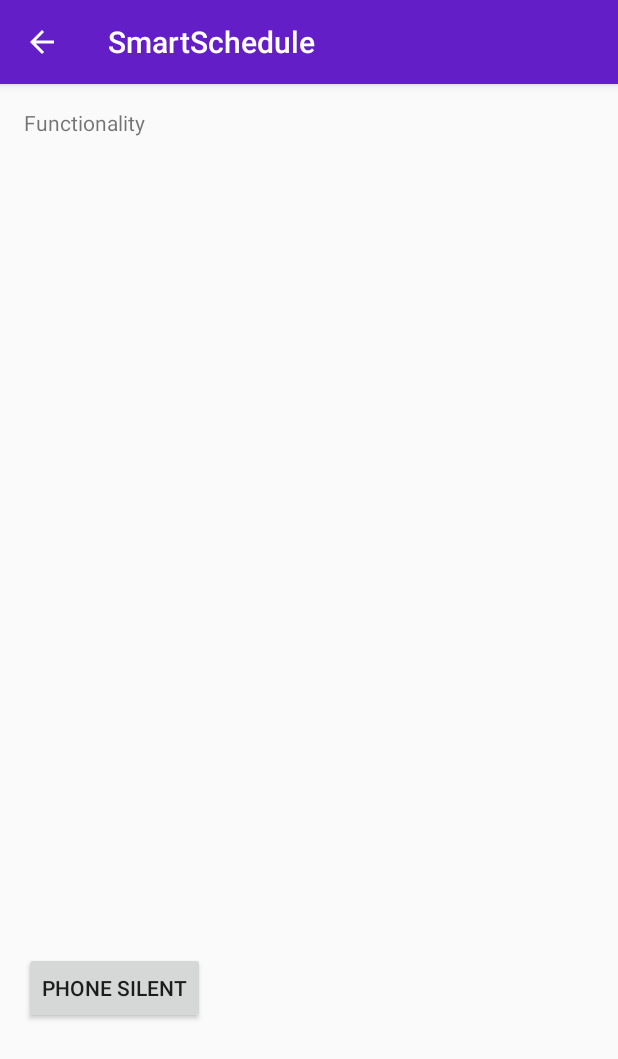
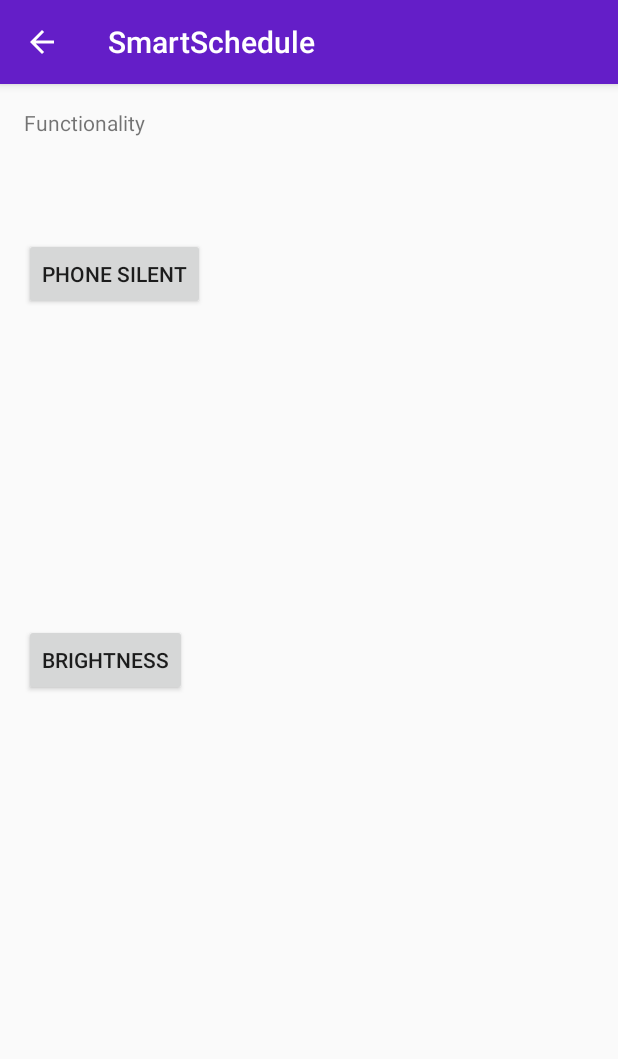
Before and after one commit to awesomeyi/SmartSchedule, an Android app: the FunctionalityViewActivity screen opened directly, with no data from a screen before it, after a tap on "PHONE SILENT", on a phone screen of 412 x 824 dp. Shown: the top 1059 px of the screen. Run offline under Robolectric (Android 15) with nearby library versions, the phone set to English and light mode, and no system bars.

Commit message:
implemented changing setting
Changing brightness

```diff
--- a/app/src/main/AndroidManifest.xml
+++ b/app/src/main/AndroidManifest.xml
@@ -1,6 +1,9 @@
 <?xml version="1.0" encoding="utf-8"?>
 <manifest xmlns:android="http://schemas.android.com/apk/res/android"
     package="com.example.yi.smartschedule">
+    <uses-permission android:name="android.permission.WRITE_SETTINGS"/>
+    <uses-permission android:name="android.permission.MODIFY_AUDIO_SETTINGS" />
+
 
     <application
         android:allowBackup="true"
@@ -8,7 +11,7 @@
         android:label="@string/app_name"
         android:supportsRtl="true"
         android:theme="@style/AppTheme">
-        <uses-permission android:name="android.permission.WRITE_SETTINGS"/>
+
 
         <activity android:name=".MainViewActivity">
             <intent-filter>
--- a/app/src/main/java/com/example/yi/smartschedule/FunctionalityViewActivity.java
+++ b/app/src/main/java/com/example/yi/smartschedule/FunctionalityViewActivity.java
@@ -1,35 +1,86 @@
 package com.example.yi.smartschedule;
 
+import android.content.ContentResolver;
 import android.content.Context;
 import android.media.AudioManager;
 import android.os.Bundle;
+import android.provider.Settings;
 import android.support.v7.app.AppCompatActivity;
 import android.util.Log;
 import android.view.View;
 import android.widget.Button;
+import android.provider.Settings.System;
+
+import com.example.yi.smartschedule.lib.Util;
+
+import java.util.Set;
 
 public class FunctionalityViewActivity extends AppCompatActivity implements View.OnClickListener {
-
+    AudioManager audio;
+    private ContentResolver cResolver;
     @Override
     protected void onCreate(Bundle savedInstanceState) {
         super.onCreate(savedInstanceState);
         setContentView(R.layout.activity_functionality_view);
+
+        audio =  (AudioManager)getSystemService(Context.AUDIO_SERVICE);
+        cResolver = getContentResolver();
+
         Button silence = (Button) findViewById(R.id.silent);
         silence.setOnClickListener(this);
+
+        Button brightness = (Button) findViewById(R.id.brightness);
+        brightness.setOnClickListener(this);
+
     }
 
     @Override
     public void onClick(View view) {
         switch(view.getId()){
             case R.id.silent:
-                silencePhone();
+                if(audio.getRingerMode() == AudioManager.RINGER_MODE_SILENT){
+                    unSilencePhone();
+                }else {
+                    silencePhone();
+                }
+                break;
+            case R.id.brightness:
+                try {
+                    setSystemBrightness(70);
+                }catch (Settings.SettingNotFoundException e){
+                    Util.d("" + e.toString());
+                }
                 break;
 
         }
     }
     public void silencePhone(){
-        AudioManager audio = (AudioManager)getSystemService(Context.AUDIO_SERVICE);
+        audio.setRingerMode(AudioManager.RINGER_MODE_SILENT);
+        Util.d("Phone silenced");
+    }
+    public void unSilencePhone(){
         audio.setRingerMode(AudioManager.RINGER_MODE_NORMAL);
-        Log.d("Fuck", "Yi Budtt");
+        Util.d("Phone sound Normal");
+    }
+    public void ringerViberatePhone(){
+        audio.setRingerMode(AudioManager.RINGER_MODE_VIBRATE);
+        Util.d("Phone sound Vibrate");
+    }
+    public void setSystemBrightness(int brightness) throws Settings.SettingNotFoundException {
+        //gets current brightness:
+        int currentBrightness = System.getInt(cResolver, System.SCREEN_BRIGHTNESS);
+        Util.d("current Brightness: " + currentBrightness);
+        //Makes Screen Brightness Manual
+        System.putInt(cResolver, System.SCREEN_BRIGHTNESS_MODE, System.SCREEN_BRIGHTNESS_MODE_MANUAL);
+        //Sets the brightness
+        System.putInt(cResolver, System.SCREEN_BRIGHTNESS, brightness);
+        Util.d("Brightness set to: " + brightness);
+        //gets current brightness:
+    }
+    //this is a secure setting so it is read only
+    public void turnOnAirplaneMode(){
+        boolean isEnabled = Settings.Global.getInt(getContentResolver(),Settings.Global.AIRPLANE_MODE_ON, 0) == 1;
+        // toggle airplane mode
+        Settings.Global.putInt(getContentResolver(),Settings.Global.AIRPLANE_MODE_ON, isEnabled ? 0 : 1);
     }
 }
--- a/app/src/main/res/layout/activity_functionality_view.xml
+++ b/app/src/main/res/layout/activity_functionality_view.xml
@@ -12,14 +12,23 @@
     <TextView
         android:layout_width="wrap_content"
         android:layout_height="wrap_content"
-        android:text="Functionality" />
+        android:text="Functionality"
+        android:id="@+id/textView2" />
 
     <Button
         android:layout_width="wrap_content"
         android:layout_height="wrap_content"
         android:text="Phone Silent"
         android:id="@+id/silent"
-        android:layout_alignParentBottom="true"
+        android:layout_below="@+id/textView2"
         android:layout_alignParentStart="true"
-        android:layout_marginBottom="125dp" />
+        android:layout_marginTop="67dp" />
+
+    <Button
+        android:layout_width="wrap_content"
+        android:layout_height="wrap_content"
+        android:text="Brightness"
+        android:id="@+id/brightness"
+        android:layout_centerVertical="true"
+        android:layout_alignParentStart="true" />
 </RelativeLayout>
```
